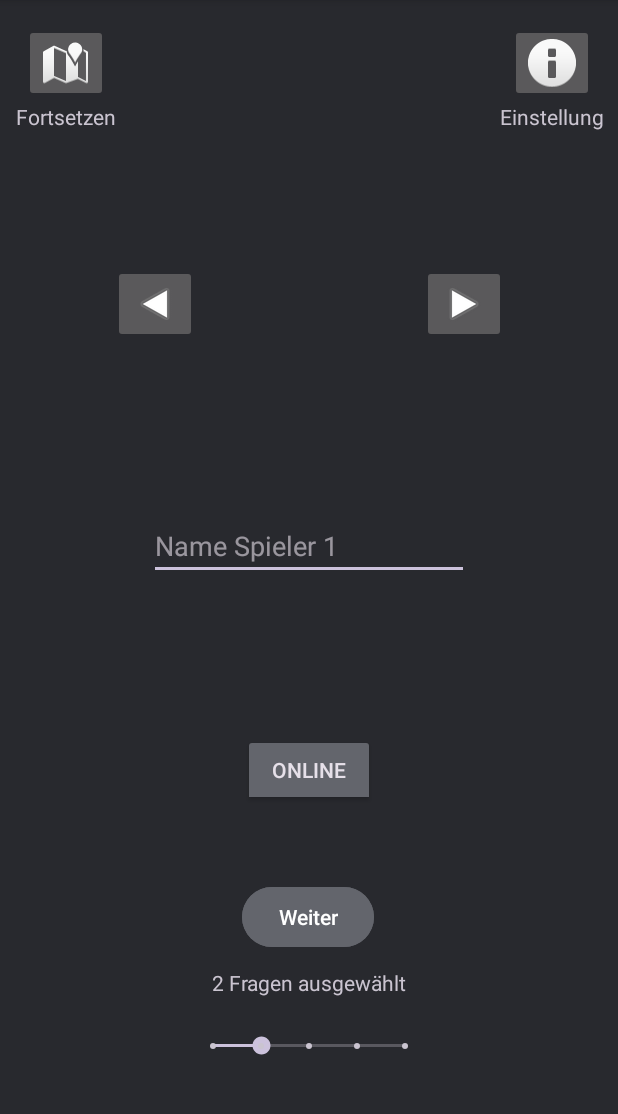
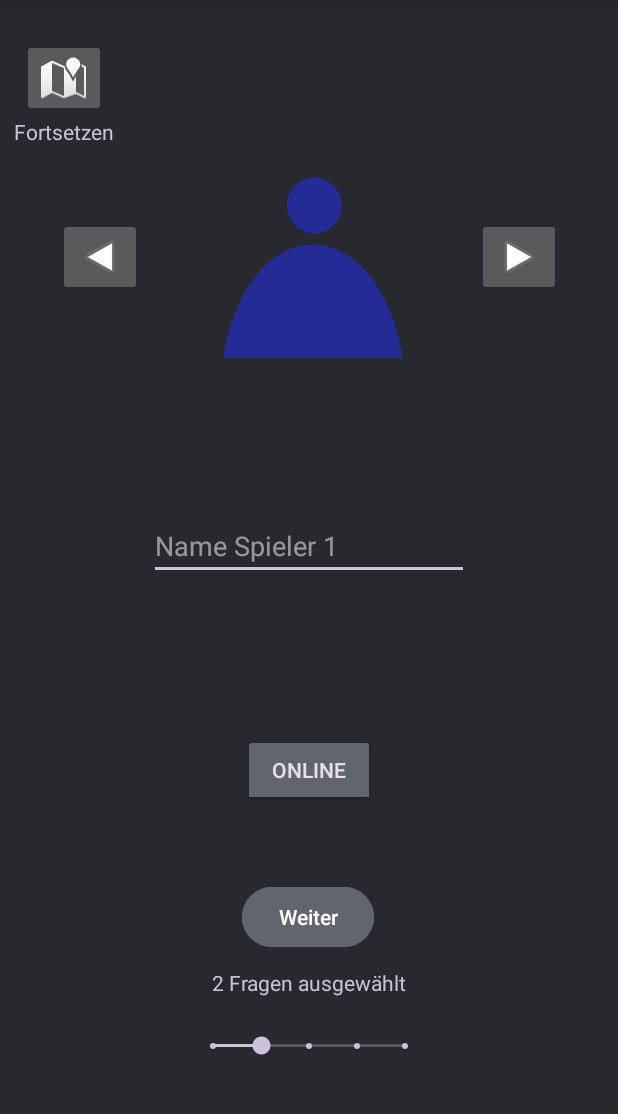
Before and after one commit to Sam21606/KH2-Spielt, an Android app: the screen it shows after launch (PlayerConfig), after a tap on "Start", on a phone screen of 412 x 824 dp, the part 96-1210 px from its top. Run offline under Robolectric (Android 15) with nearby library versions, the phone set to English and light mode, and no system bars; our stand-ins replace Firebase (no records; nobody signed in at launch, a user with empty details on screens opened directly).

Commit message:
new player icons and small fixes

```diff
--- a/app/src/main/java/com/example/projekt/DataStore.kt
+++ b/app/src/main/java/com/example/projekt/DataStore.kt
@@ -21,6 +21,10 @@ object DataStore {
     var player1OR2 = true // true = 1 = Spieler der das Spiel erstellt
     var gameData: MutableMap<String, Any> = hashMapOf()
     var reconnect = false
+    var choosenAvatar1 = 1
+    var choosenAvatar2 = 1
+    val images = listOf(R.drawable.person_blue_no_background, R.drawable.person_green_no_background, R.drawable.person_red_no_background, R.drawable.person_turkis_no_background, R.drawable.person_yellow_no_background)
+
 
 
     private var db = FirebaseFirestore.getInstance()
--- a/app/src/main/java/com/example/projekt/OnlineConnection.kt
+++ b/app/src/main/java/com/example/projekt/OnlineConnection.kt
@@ -95,7 +95,8 @@ class OnlineConnection : AppCompatActivity() {
                 "currentPoints2" to 0,
                 "storyText1" to "Warte auf Eingabe",
                 "storyText2" to "Warte auf Eingabe",
-                "questionsPicked" to DataStore.questionsPicked
+                "questionsPicked" to DataStore.questionsPicked,
+                "choosenAvatar1" to DataStore.choosenAvatar1
             )
             DataStore.createGame()
             buttonCreateGame.text = getString(R.string.copyID)
@@ -127,6 +128,7 @@ class OnlineConnection : AppCompatActivity() {
                         DataStore.gameID = editTextIDInput.text.toString()
                         DataStore.answer = hashMapOf(
                             "playerName2" to DataStore.playerName2,
+                            "choosenAvatar2" to DataStore.choosenAvatar1
                         )
                         DataStore.updateAnswerInDB()
                         val intent = Intent(this, Veranstaltungswahl::class.java)
--- a/app/src/main/java/com/example/projekt/PlayerConfig.kt
+++ b/app/src/main/java/com/example/projekt/PlayerConfig.kt
@@ -10,6 +10,7 @@ import android.view.WindowManager
 import android.widget.Button
 import android.widget.EditText
 import android.widget.ImageButton
+import android.widget.ImageView
 import android.widget.SeekBar
 import android.widget.SeekBar.OnSeekBarChangeListener
 import android.widget.TextView
@@ -26,7 +27,11 @@ class PlayerConfig : AppCompatActivity() {
     private lateinit var gespeicherteSpiele: ImageButton
     private lateinit var seekBar : SeekBar
     private lateinit var textViewQuestionCount : TextView
+    private lateinit var nextAvatarR: ImageButton
+    private lateinit var nextAvatarL: ImageButton
+    private lateinit var avatarImage:ImageView
     private var chosenPopout : MutableList <String> = mutableListOf() // erste Stelle Titel zweite Stelle Erklärung
+    private var currentImage = 0
 
 
     override fun onCreate(savedInstanceState: Bundle?) {
@@ -43,7 +48,11 @@ class PlayerConfig : AppCompatActivity() {
         gespeicherteSpiele = findViewById(R.id.gespeicherteSpiele)
         seekBar = findViewById(R.id.seekBar)
         textViewQuestionCount = findViewById(R.id.textViewQuestionCount)
+        nextAvatarR = findViewById(R.id.nächsterAvatarR)
+        nextAvatarL = findViewById(R.id.nächsterAvatarL)
+        avatarImage = findViewById(R.id.avatarImage)
         var questionCount = seekBar.progress +1
+
         textViewQuestionCount.text = getString(R.string.fragen_ausgewahlt , questionCount.toString())
         chosenPopout = mutableListOf(getString(R.string.no_name), getString(R.string.no_name_explained))
         toggleButton.setOnClickListener {
@@ -70,6 +79,19 @@ class PlayerConfig : AppCompatActivity() {
                     getString(R.string.fragen_ausgewahlt , questionCount.toString())
             }
         })
+        nextAvatarL.setOnClickListener{
+            currentImage = if (currentImage == 0) DataStore.images.size - 1 else currentImage - 1
+            avatarImage.setImageResource(DataStore.images[currentImage])
+        }
+
+        nextAvatarR.setOnClickListener{
+            currentImage++
+            if (currentImage >= DataStore.images.size) {
+                currentImage = 0
+            }
+            avatarImage.setImageResource(DataStore.images[currentImage])
+        }
+        avatarImage.setImageResource(DataStore.images[currentImage])
     }
 
     private fun goToVeranstaltungswahl() {
@@ -79,6 +101,7 @@ class PlayerConfig : AppCompatActivity() {
         onlineOfflinechanger()
         if (DataStore.gameMode && DataStore.playerName1 != "") {
             DataStore.logQuestionAnswers()
+            DataStore.choosenAvatar1 = currentImage
             val intent = Intent(this, OnlineConnection::class.java)
             startActivity(intent)
         } else if (!DataStore.gameMode && (DataStore.playerName1 != "") && (DataStore.playerName2 != "")) {
--- a/app/src/main/java/com/example/projekt/ThemaErgebnis.kt
+++ b/app/src/main/java/com/example/projekt/ThemaErgebnis.kt
@@ -32,6 +32,8 @@ class ThemaErgebnis : AppCompatActivity() {
                 .addOnSuccessListener {result ->
                     DataStore.playerName2 = result.get("playerName2").toString()
                     DataStore.playerName1 = result.get("playerName1").toString()
+                    DataStore.choosenAvatar1 = result.getLong("choosenAvatar1")?.toInt()!!
+                    DataStore.choosenAvatar2 = result.getLong("choosenAvatar2")?.toInt()!!
                     val intent = Intent(this, Board::class.java)
                     startActivity(intent)
                 }
--- a/app/src/main/res/layout/board.xml
+++ b/app/src/main/res/layout/board.xml
@@ -19,7 +19,7 @@
 
     <ImageView
         android:id="@+id/imagePlayer1"
-        android:layout_width="74dp"
+        android:layout_width="92dp"
         android:layout_height="92dp"
         app:layout_constraintBottom_toTopOf="@+id/buttonSpielbrett"
         app:layout_constraintEnd_toEndOf="@+id/buttonSpielbrett"
@@ -31,7 +31,7 @@
 
     <ImageView
         android:id="@+id/imagePlayer2"
-        android:layout_width="74dp"
+        android:layout_width="92dp"
         android:layout_height="92dp"
         app:layout_constraintBottom_toTopOf="@+id/buttonSpielbrett"
         app:layout_constraintEnd_toEndOf="parent"
--- a/app/src/main/res/layout/player_config.xml
+++ b/app/src/main/res/layout/player_config.xml
@@ -7,16 +7,6 @@
     android:layout_height="match_parent"
     android:background="@color/backgroundGray"
     android:visibility="visible">
-
-    <ImageButton
-        android:id="@+id/SettingsButton"
-        android:layout_width="wrap_content"
-        android:layout_height="wrap_content"
-        android:layout_marginTop="16dp"
-        android:layout_marginEnd="16dp"
-        app:layout_constraintEnd_toEndOf="parent"
-        app:layout_constraintTop_toTopOf="parent"
-        app:srcCompat="@android:drawable/ic_dialog_info" />
 
     <EditText
         android:id="@+id/textName1"
@@ -29,7 +19,8 @@
         app:layout_constraintBottom_toBottomOf="parent"
         app:layout_constraintEnd_toEndOf="parent"
         app:layout_constraintStart_toStartOf="parent"
-        app:layout_constraintTop_toTopOf="parent" />
+        app:layout_constraintTop_toTopOf="parent"
+        android:importantForAutofill="no" />
 
     <Button
         android:id="@+id/gameStartButton"
@@ -48,26 +39,25 @@
         app:layout_constraintVertical_bias="0.1" />
 
     <ImageView
-        android:id="@+id/imageView3"
-        android:layout_width="wrap_content"
-        android:layout_height="wrap_content"
-        android:layout_marginTop="64dp"
-        android:background="#FF0707"
+        android:id="@+id/avatarImage"
+        android:layout_width="147dp"
+        android:layout_height="135dp"
         app:layout_constraintBottom_toTopOf="@+id/textName1"
         app:layout_constraintEnd_toEndOf="parent"
         app:layout_constraintStart_toStartOf="parent"
         app:layout_constraintTop_toTopOf="parent"
-        tools:srcCompat="@tools:sample/avatars" />
+        android:importantForAccessibility="no" />
 
     <ImageButton
         android:id="@+id/nächsterAvatarR"
         android:layout_width="wrap_content"
         android:layout_height="wrap_content"
-        app:layout_constraintBottom_toBottomOf="@+id/imageView3"
+        app:layout_constraintBottom_toBottomOf="@+id/avatarImage"
         app:layout_constraintEnd_toEndOf="parent"
-        app:layout_constraintStart_toEndOf="@+id/imageView3"
-        app:layout_constraintTop_toTopOf="@+id/imageView3"
-        app:srcCompat="@android:drawable/ic_media_play" />
+        app:layout_constraintStart_toEndOf="@+id/avatarImage"
+        app:layout_constraintTop_toTopOf="@+id/avatarImage"
+        app:srcCompat="@android:drawable/ic_media_play"
+        android:importantForAccessibility="no" />
 
     <ImageButton
         android:id="@+id/nächsterAvatarL"
@@ -75,11 +65,12 @@
         android:layout_height="wrap_content"
         android:rotationX="0"
         android:rotationY="180"
-        app:layout_constraintBottom_toBottomOf="@+id/imageView3"
-        app:layout_constraintEnd_toStartOf="@+id/imageView3"
+        app:layout_constraintBottom_toBottomOf="@+id/avatarImage"
+        app:layout_constraintEnd_toStartOf="@+id/avatarImage"
         app:layout_constraintStart_toStartOf="parent"
-        app:layout_constraintTop_toTopOf="@+id/imageView3"
-        app:srcCompat="@android:drawable/ic_media_play" />
+        app:layout_constraintTop_toTopOf="@+id/avatarImage"
+        app:srcCompat="@android:drawable/ic_media_play"
+        android:importantForAccessibility="no" />
 
     <ToggleButton
         android:id="@+id/toggleButton"
@@ -114,11 +105,14 @@
         android:id="@+id/gespeicherteSpiele"
         android:layout_width="wrap_content"
         android:layout_height="wrap_content"
-        android:layout_marginStart="16dp"
-        android:layout_marginTop="16dp"
+        android:layout_marginEnd="9dp"
+        app:layout_constraintBottom_toTopOf="@+id/avatarImage"
+        app:layout_constraintEnd_toEndOf="@+id/nächsterAvatarL"
         app:layout_constraintStart_toStartOf="parent"
         app:layout_constraintTop_toTopOf="parent"
-        app:srcCompat="@android:drawable/ic_dialog_map" />
+        app:layout_constraintVertical_bias="0.51"
+        app:srcCompat="@android:drawable/ic_dialog_map"
+        android:importantForAccessibility="no" />
 
     <TextView
         android:id="@+id/textView9"
@@ -128,15 +122,6 @@
         app:layout_constraintEnd_toEndOf="@+id/gespeicherteSpiele"
         app:layout_constraintStart_toStartOf="@+id/gespeicherteSpiele"
         app:layout_constraintTop_toBottomOf="@+id/gespeicherteSpiele" />
-
-    <TextView
-        android:id="@+id/textViewEinstellung"
-        android:layout_width="wrap_content"
-        android:layout_height="wrap_content"
-        android:text="@string/settings"
-        app:layout_constraintEnd_toEndOf="@+id/SettingsButton"
-        app:layout_constraintStart_toStartOf="@+id/SettingsButton"
-        app:layout_constraintTop_toBottomOf="@+id/SettingsButton" />
 
     <SeekBar
         android:id="@+id/seekBar"
```
Also changed, not shown: app/src/main/java/com/example/projekt/Board.kt (+13 -4 lines), app/src/main/res/drawable/person_blue_no_background.png (added), app/src/main/res/drawable/person_green_no_background.png (added), app/src/main/res/drawable/person_red_no_background.png (added), app/src/main/res/drawable/person_turkis_no_background.png (added), app/src/main/res/drawable/person_yellow_no_background.png (added).
